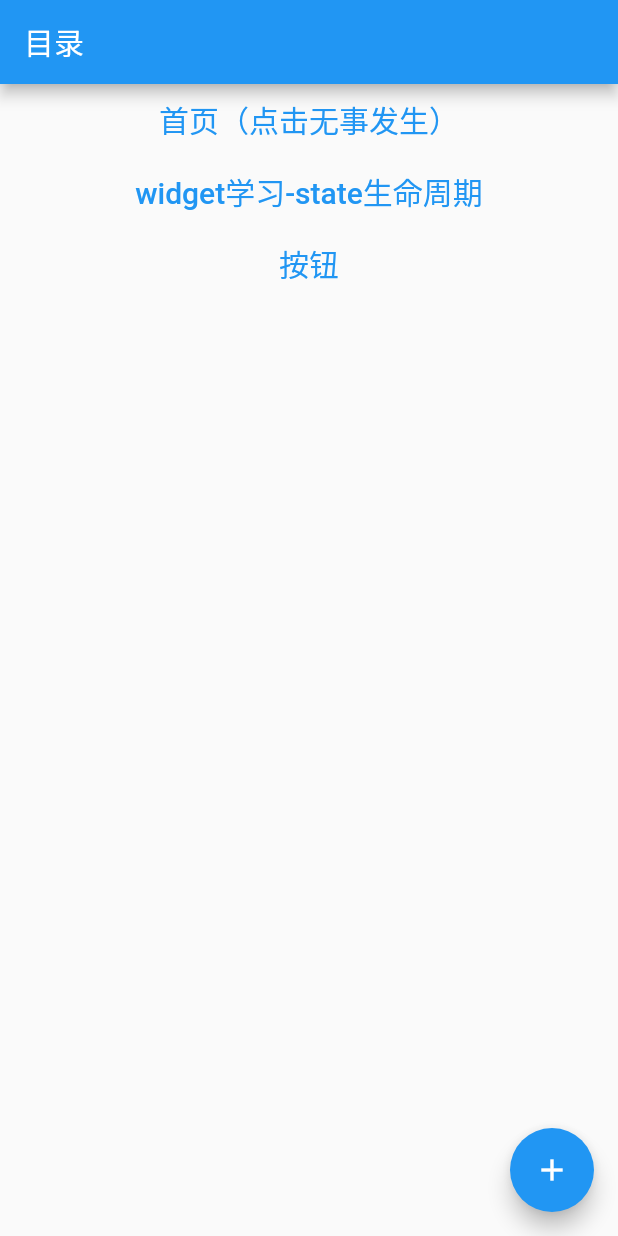
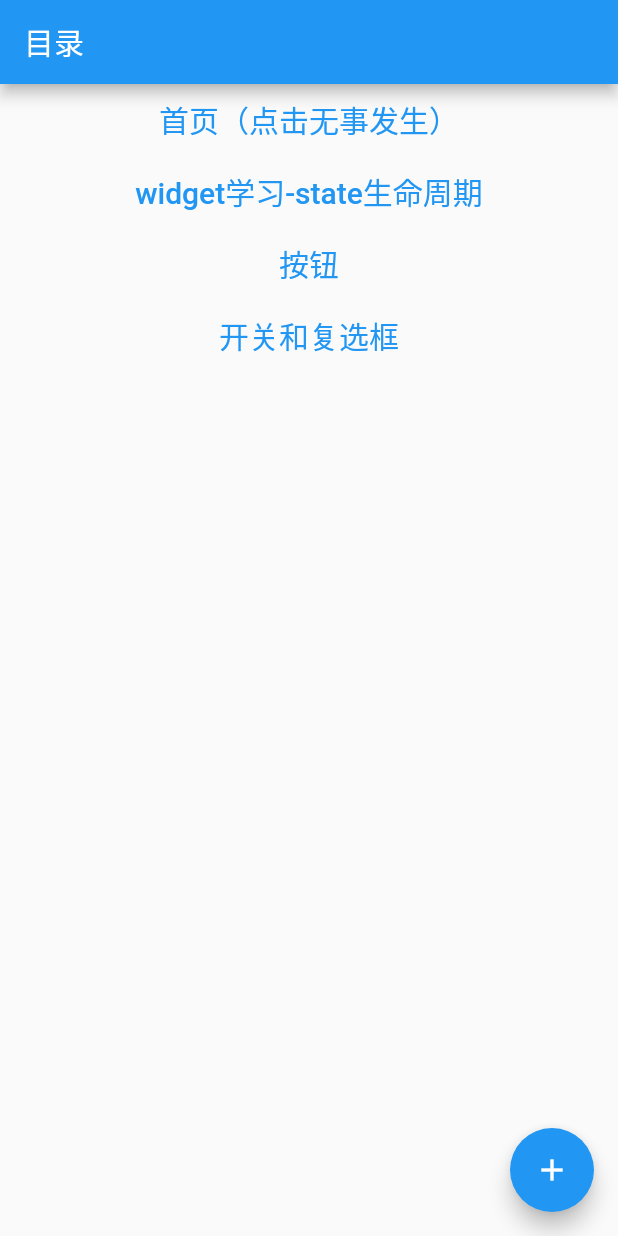
Before and after one commit to kyyiu/flutter_learn, a Flutter app: the screen it shows after launch, on a phone screen of 412 x 824 dp. Run offline on Flutter 3.47's test engine with Material 2 defaults, Android fonts, the phone set to English and light mode, and no system bars; missing offline and left inert: dart:js.

Commit message:
feat: 开关和复选框使用

```diff
--- a/lib/routes.dart
+++ b/lib/routes.dart
@@ -4,6 +4,7 @@ import 'dart:js';
 import 'package:flutter/cupertino.dart';
 import 'package:flutter/material.dart';
 import 'package:flutter_application_1/main.dart';
+import 'package:flutter_application_1/pages/widgetProduce/learnCheckBox.dart';
 import 'package:flutter_application_1/pages/widgetProduce/learnWidget.dart';
 
 import 'pages/widgetProduce/learnButton.dart';
@@ -14,18 +15,21 @@ class MyRoute {
     '/': (context, {arguments}) => MyHomePage(title: 'aa'),
     '/lifeCircle': (context, {arguments}) => LearnWidgetful(initValue: arguments["initVal"],),
     '/button': (context, {arguments}) => LearnButton(),
+    '/checkBox': (context, {arguments}) => LearnCheckBox()
   };
 
   static List<String> routeName = [
     '/',
     '/lifeCircle',
-    '/button'
+    '/button',
+    '/checkBox'
   ];
 
   static List<String> chineseRouteName = [
     '首页（点击无事发生）',
     'widget学习-state生命周期',
-    '按钮'
+    '按钮',
+    '开关和复选框'
   ];
 }
 
```
Also changed, not shown: lib/pages/widgetProduce/learnCheckBox.dart (added, +31 -0 lines).
